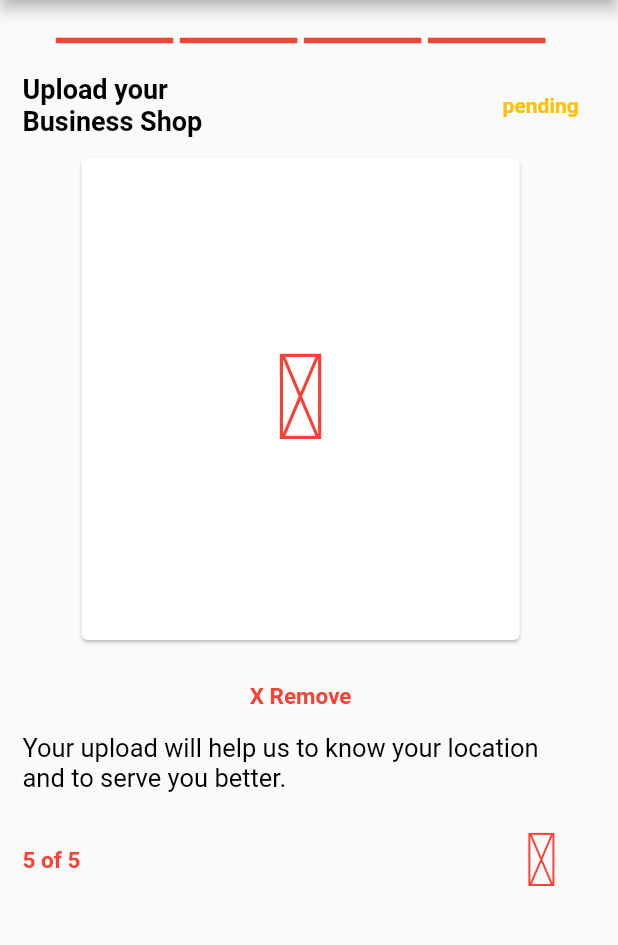
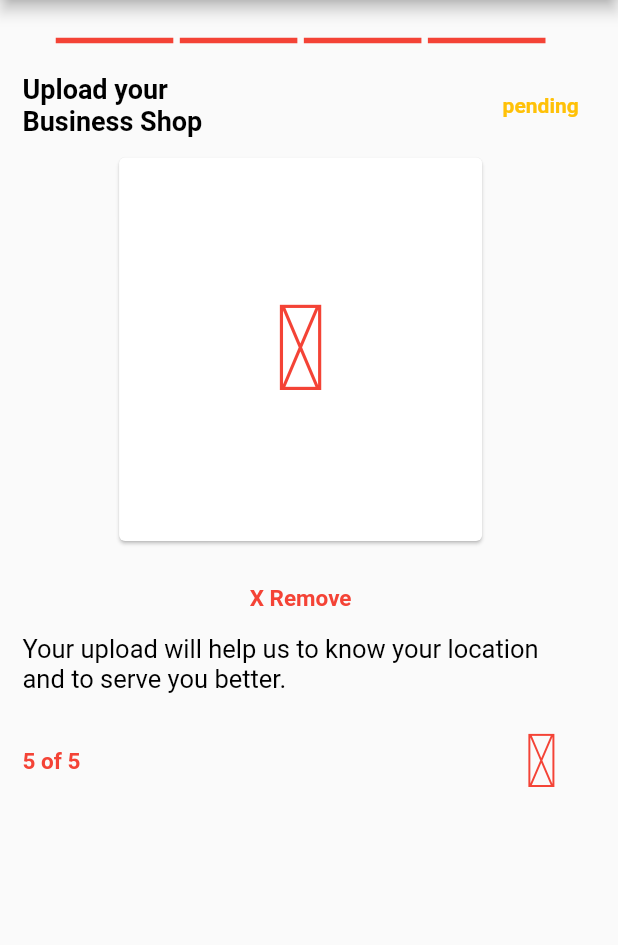
Before and after one commit to wampet/CHAPCHAP-KYC-frontend, a Flutter app: the BusinessCertificate screen opened by its route, after a tap on an icon or button, on a phone screen of 412 x 824 dp, the part 84-1029 px from its top. Run offline on Flutter 3.47's test engine with Material 2 defaults, Android fonts, the phone set to English and light mode, and no system bars; drawn by our look-alikes of step_progress_indicator; our stand-ins replace dotted_border, image_picker, material_design_icons_flutter, permission_handler, sizer.

Commit message:
Display Containers and Circle Avatars

```diff
--- a/lib/pages/business_location.dart
+++ b/lib/pages/business_location.dart
@@ -98,8 +98,8 @@ class _BusinessLocationState extends State<BusinessLocation> {
               ),
               Container(
                 margin: const EdgeInsets.fromLTRB(0, 10, 0, 10),
-                  height: 40.h,
-                  width: 300,
+                  height: 32.h,
+                  width: 250,
                 child:_image==null ? InkWell(
                   onTap:openCamera ,
                     child:Card(
@@ -109,7 +109,7 @@ class _BusinessLocationState extends State<BusinessLocation> {
                       )
                     )
                   :Container(
-                    child: Image.file(_image!,fit: BoxFit.cover,width:300,height:36.h),
+                    child: Image.file(_image!,fit: BoxFit.fill),
                   )
               ),
               TextButton(
--- a/lib/pages/individual_lcletter.dart
+++ b/lib/pages/individual_lcletter.dart
@@ -83,8 +83,8 @@ class _IndividualLCletterState extends State<IndividualLCletter> {
                 ),
                 Container(
                 margin: const EdgeInsets.fromLTRB(0, 10, 0, 10),
-                  height: 40.h,
-                  width: 300,
+                  height: 32.h,
+                  width: 250,
                 child:_image==null ? InkWell(
                   onTap:openCamera ,
                     child:Card(
@@ -94,7 +94,7 @@ class _IndividualLCletterState extends State<IndividualLCletter> {
                       )
                     )
                   :Container(
-                    child: Image.file(_image!,fit: BoxFit.cover,width:300,height:36.h),
+                    child: Image.file(_image!,fit: BoxFit.fill),
                   )
               ),
                 TextButton(
--- a/lib/pages/individual_selfie.dart
+++ b/lib/pages/individual_selfie.dart
@@ -98,14 +98,16 @@ class _SelfieUploadState extends State<SelfieUpload> {
                           ? InkWell(
                               onTap: openCamera,
                               child: Container(
+
                                   child: CircleAvatar(
                                       backgroundColor: Colors.white,
                                       radius: 70,
                                       child: Icon(KycIcons.add_a_photo,
                                           size: 80, color: Colors.red))))
                           : ClipOval(
-                              child: Image.file(_image!,
-                                  fit: BoxFit.cover, width: 200, height: 199),
+                              child: Image.file(_image!,fit: BoxFit.cover,height: 25.h,
+                  width: 180
+                  )
                             )),
                   TextButton(
                       onPressed: RemoveImage,
--- a/lib/pages/lc1_letter.dart
+++ b/lib/pages/lc1_letter.dart
@@ -85,8 +85,8 @@ class _LcLetterState extends State<LcLetter> {
 
             Container(
                 margin: const EdgeInsets.fromLTRB(0, 10, 0, 10),
-                  height: 40.h,
-                  width: 300,
+                 height: 32.h,
+                  width: 250,
                 child:_image==null ? InkWell(
                   onTap:openCamera ,
                     child:Card(
@@ -96,7 +96,7 @@ class _LcLetterState extends State<LcLetter> {
                       )
                     )
                   :Container(
-                    child: Image.file(_image!,fit: BoxFit.cover,width:300,height:36.h),
+                    child: Image.file(_image!,fit: BoxFit.fill),
                   )
               ),
               TextButton(onPressed:RemoveImage
--- a/lib/pages/upload_certificate.dart
+++ b/lib/pages/upload_certificate.dart
@@ -83,8 +83,8 @@ class _BusinessCertificateState extends State<BusinessCertificate> {
                 ),
                 Container(
                 margin: const EdgeInsets.fromLTRB(0, 10, 0, 10),
-                  height: 40.h,
-                  width: 300,
+                 height: 32.h,
+                  width: 250,
                 child:_image==null ? InkWell(
                   onTap:openCamera ,
                     child:Card(
@@ -94,7 +94,8 @@ class _BusinessCertificateState extends State<BusinessCertificate> {
                       )
                     )
                   :Container(
-                    child: Image.file(_image!,fit: BoxFit.cover,width:300,height:36.h),
+                    child: Image.file(_image!,height: 32.h, fit: BoxFit.cover,
+                  width: 250,),
                   )
               ),
               TextButton(onPressed:RemoveImage
--- a/lib/pages/upload_selfie.dart
+++ b/lib/pages/upload_selfie.dart
@@ -144,6 +144,7 @@ class _BusinessSelfieState extends State<BusinessSelfie> {
                   onTap:openCamera ,
 
                   child: Container(
+
                     child:CircleAvatar(
                       backgroundColor: Colors.white,
                       radius: 70,
@@ -151,7 +152,8 @@ class _BusinessSelfieState extends State<BusinessSelfie> {
                       )
                     )
                   ):ClipOval(
-                    child: Image.file(_image!,fit: BoxFit.cover,width:200,height:200),
+                    child: Image.file(_image!,height: 32.h, fit: BoxFit.cover,
+                  width: 250,),
                   )
               ),
               TextButton(onPressed:RemoveImage
```
Also changed, not shown: lib/pages/individual_location.dart (+4 -3 lines).
